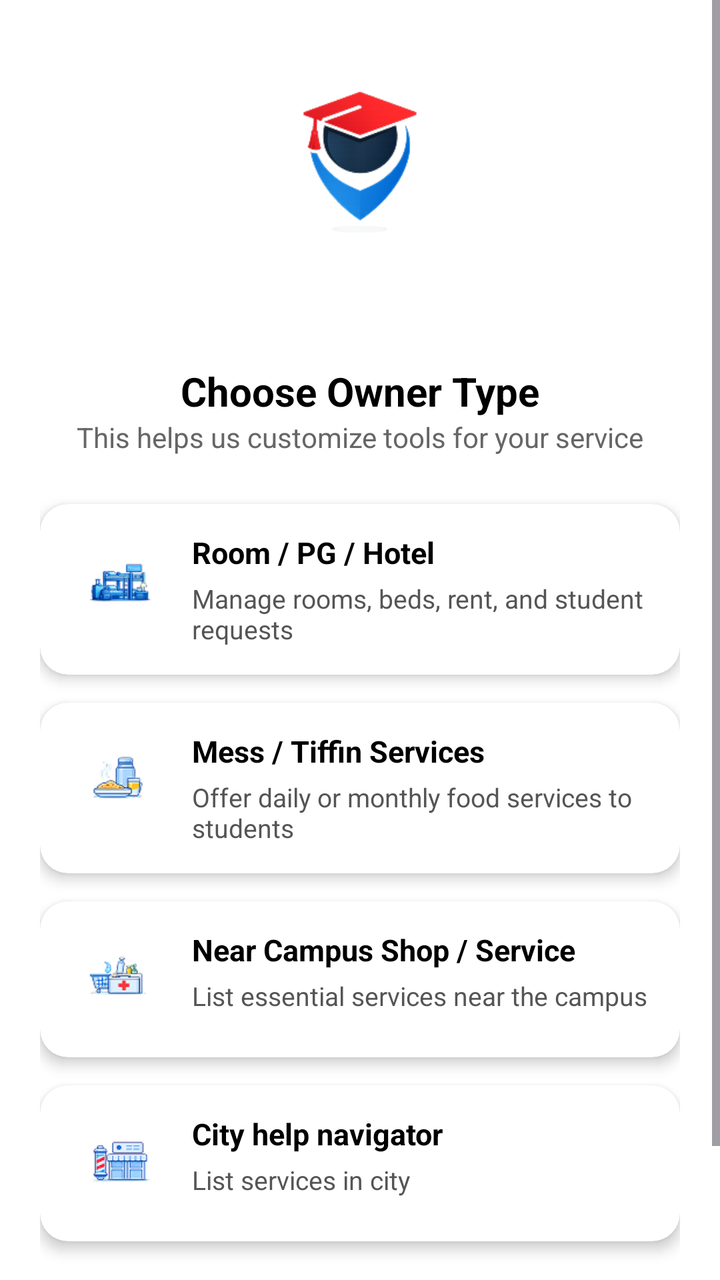
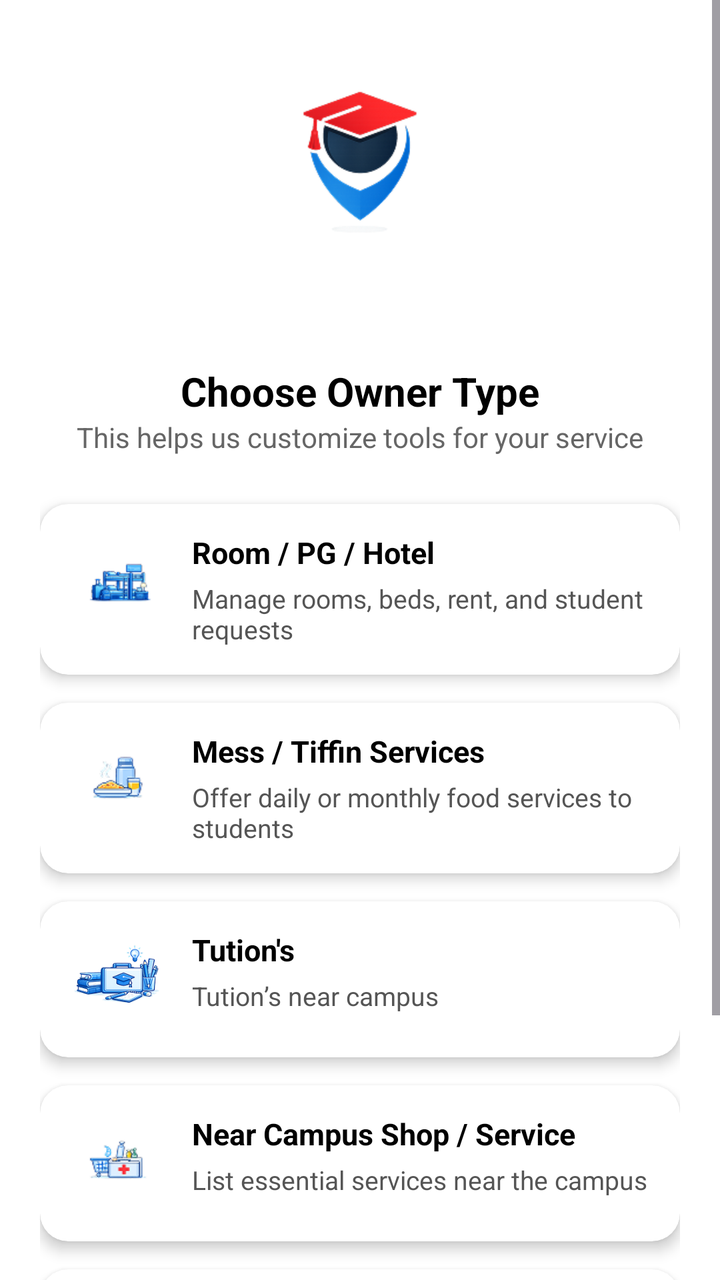

Screens rendered from an Android XML layout before and after an edit, with the pre-edit source and the edit as a unified diff.
<!-- AndroidManifest.xml: application theme Theme.CampusSaathi -->
<!-- res/layout/activity_choose_owner_type.xml -->
<?xml version="1.0" encoding="utf-8"?>
<ScrollView xmlns:android="http://schemas.android.com/apk/res/android"
    xmlns:app="http://schemas.android.com/apk/res-auto"
    android:layout_width="match_parent"
    android:layout_height="match_parent"
    android:background="#FFFFFF">

    <LinearLayout
        android:layout_width="match_parent"
        android:layout_height="wrap_content"
        android:orientation="vertical"
        android:padding="20dp">

        
        <ImageView
            android:layout_width="150dp"
            android:layout_height="150dp"
            android:layout_gravity="center"
            android:src="@drawable/campus_logo" />

        
        <TextView
            android:layout_width="wrap_content"
            android:layout_height="wrap_content"
            android:text="Choose Owner Type"
            android:textSize="20sp"
            android:textStyle="bold"
            android:textColor="#000000"
            android:layout_gravity="center"
            android:layout_marginTop="12dp" />

        
        <TextView
            android:layout_width="wrap_content"
            android:layout_height="wrap_content"
            android:text="This helps us customize tools for your service"
            android:textSize="14sp"
            android:textColor="#666666"
            android:layout_gravity="center"
            android:layout_marginBottom="24dp" />

        
        <androidx.cardview.widget.CardView
            android:layout_width="match_parent"
            android:layout_height="wrap_content"
            android:layout_marginBottom="14dp"
            app:cardCornerRadius="14dp"
            app:cardElevation="4dp"
            app:cardBackgroundColor="#FFFFFF">

            <LinearLayout
                android:layout_width="match_parent"
                android:layout_height="wrap_content"
                android:orientation="horizontal"
                android:padding="14dp">

                
                <ImageView
                    android:layout_width="50dp"
                    android:layout_height="50dp"
                    android:src="@drawable/ic_room"
                    android:contentDescription="Room icon" />

                
                <LinearLayout
                    android:layout_width="wrap_content"
                    android:layout_height="wrap_content"
                    android:layout_marginStart="12dp"
                    android:orientation="vertical">

                    <TextView
                        android:layout_width="wrap_content"
                        android:layout_height="wrap_content"
                        android:text="Room / PG / Hotel"
                        android:textSize="15sp"
                        android:textStyle="bold"
                        android:textColor="#000000" />

                    <TextView
                        android:layout_width="wrap_content"
                        android:layout_height="wrap_content"
                        android:text="Manage rooms, beds, rent, and student requests"
                        android:textSize="13sp"
                        android:textColor="#555555"
                        android:layout_marginTop="4dp" />

                </LinearLayout>
            </LinearLayout>
        </androidx.cardview.widget.CardView>

        
        <androidx.cardview.widget.CardView
            android:layout_width="match_parent"
            android:layout_height="wrap_content"
            android:layout_marginBottom="14dp"
            app:cardCornerRadius="14dp"
            app:cardElevation="4dp">

            <LinearLayout
                android:layout_width="match_parent"
                android:layout_height="wrap_content"
                android:orientation="horizontal"
                android:padding="14dp">

                
                <ImageView
                    android:layout_width="50dp"
                    android:layout_height="50dp"
                    android:src="@drawable/ic_mess"
                    android:contentDescription="Mess icon" />

                
                <LinearLayout
                    android:layout_width="wrap_content"
                    android:layout_height="wrap_content"
                    android:layout_marginStart="12dp"
                    android:orientation="vertical">

                    <TextView
                        android:layout_width="wrap_content"
                        android:layout_height="wrap_content"
                        android:text="Mess / Tiffin Services"
                        android:textSize="15sp"
                        android:textStyle="bold"
                        android:textColor="#000000" />

                    <TextView
                        android:layout_width="wrap_content"
                        android:layout_height="wrap_content"
                        android:text="Offer daily or monthly food services to students"
                        android:textSize="13sp"
                        android:textColor="#555555"
                        android:layout_marginTop="4dp" />

                </LinearLayout>
            </LinearLayout>
        </androidx.cardview.widget.CardView>

        
        <androidx.cardview.widget.CardView
            android:layout_width="match_parent"
            android:layout_height="wrap_content"
            android:layout_marginBottom="14dp"
            app:cardCornerRadius="14dp"
            app:cardElevation="4dp">

            <LinearLayout
                android:layout_width="match_parent"
                android:layout_height="wrap_content"
                android:orientation="horizontal"
                android:padding="14dp">

                
                <ImageView
                    android:layout_width="50dp"
                    android:layout_height="50dp"
                    android:src="@drawable/ic_shop"
                    android:contentDescription="Shop icon" />

                
                <LinearLayout
                    android:layout_width="wrap_content"
                    android:layout_height="wrap_content"
                    android:layout_marginStart="12dp"
                    android:orientation="vertical">

                    <TextView
                        android:layout_width="wrap_content"
                        android:layout_height="wrap_content"
                        android:text="Near Campus Shop / Service"
                        android:textSize="15sp"
                        android:textStyle="bold"
                        android:textColor="#000000" />

                    <TextView
                        android:layout_width="wrap_content"
                        android:layout_height="wrap_content"
                        android:text="List essential services near the campus"
                        android:textSize="13sp"
                        android:textColor="#555555"
                        android:layout_marginTop="4dp" />

                </LinearLayout>
            </LinearLayout>
        </androidx.cardview.widget.CardView>

        
        <androidx.cardview.widget.CardView
            android:layout_width="match_parent"
            android:layout_height="wrap_content"
            android:layout_marginBottom="24dp"
            app:cardCornerRadius="14dp"
            app:cardElevation="4dp">

            <LinearLayout
                android:layout_width="match_parent"
                android:layout_height="wrap_content"
                android:orientation="horizontal"
                android:padding="14dp">

                
                <ImageView
                    android:layout_width="50dp"
                    android:layout_height="50dp"
                    android:src="@drawable/ic_city"
                    android:contentDescription="City icon" />

                
                <LinearLayout
                    android:layout_width="wrap_content"
                    android:layout_height="wrap_content"
                    android:layout_marginStart="12dp"
                    android:orientation="vertical">

                    <TextView
                        android:layout_width="wrap_content"
                        android:layout_height="wrap_content"
                        android:text="City help navigator"
                        android:textSize="15sp"
                        android:textStyle="bold"
                        android:textColor="#000000" />

                    <TextView
                        android:layout_width="wrap_content"
                        android:layout_height="wrap_content"
                        android:text="List services in city"
                        android:textSize="13sp"
                        android:textColor="#555555"
                        android:layout_marginTop="4dp" />

                </LinearLayout>
            </LinearLayout>
        </androidx.cardview.widget.CardView>

        
        <Button
            android:layout_width="match_parent"
            android:layout_height="50dp"
            android:text="Continue"
            android:textAllCaps="false"
            android:textColor="#FFFFFF"
            android:backgroundTint="#2196F3" />

    </LinearLayout>
</ScrollView>
<!-- resources referenced by this layout -->
<resources>
  <!-- drawable campus_logo: png bitmap (drawable, 17785 bytes) -->
  <!-- drawable ic_city: png bitmap (drawable, 4199 bytes) -->
  <!-- drawable ic_mess: png bitmap (drawable, 3598 bytes) -->
  <!-- drawable ic_room: png bitmap (drawable, 4273 bytes) -->
  <!-- drawable ic_shop: png bitmap (drawable, 3595 bytes) -->
  <style name="Theme.CampusSaathi" parent="Base.Theme.CampusSaathi" />
  <style name="Base.Theme.CampusSaathi" parent="Theme.Material3.DayNight.NoActionBar">
          
          
      </style>
</resources>

<!-- the commit's change to res/layout/activity_choose_owner_type.xml (unified diff, before → after) -->
@@ -41,6 +41,7 @@
 
         
         <androidx.cardview.widget.CardView
+            android:id="@+id/cardRoomPg"
             android:layout_width="match_parent"
             android:layout_height="wrap_content"
             android:layout_marginBottom="14dp"
@@ -90,6 +91,7 @@
 
         
         <androidx.cardview.widget.CardView
+            android:id="@+id/cardMess"
             android:layout_width="match_parent"
             android:layout_height="wrap_content"
             android:layout_marginBottom="14dp"
@@ -138,6 +140,58 @@
 
         
         <androidx.cardview.widget.CardView
+            android:id="@+id/cardTution"
+            android:layout_width="match_parent"
+            android:layout_height="wrap_content"
+            android:layout_marginBottom="14dp"
+            app:cardCornerRadius="14dp"
+            app:cardElevation="4dp"
+            app:cardBackgroundColor="#FFFFFF">
+
+            <LinearLayout
+                android:layout_width="match_parent"
+                android:layout_height="wrap_content"
+                android:orientation="horizontal"
+                android:padding="14dp">
+
+                
+                <ImageView
+                    android:layout_width="50dp"
+                    android:layout_height="50dp"
+                    android:src="@drawable/ic_tution"
+                    android:contentDescription="Tution icon" />
+
+                
+                <LinearLayout
+                    android:layout_width="wrap_content"
+                    android:layout_height="wrap_content"
+                    android:layout_marginStart="12dp"
+                    android:orientation="vertical">
+
+                    <TextView
+                        android:layout_width="wrap_content"
+                        android:layout_height="wrap_content"
+                        android:text="Tution's"
+                        android:textSize="15sp"
+                        android:textStyle="bold"
+                        android:textColor="#000000" />
+
+                    <TextView
+                        android:layout_width="wrap_content"
+                        android:layout_height="wrap_content"
+                        android:text="Tution’s near campus"
+                        android:textSize="13sp"
+                        android:textColor="#555555"
+                        android:layout_marginTop="4dp" />
+
+                </LinearLayout>
+            </LinearLayout>
+        </androidx.cardview.widget.CardView>
+
+
+        
+        <androidx.cardview.widget.CardView
+            android:id="@+id/cardShop"
             android:layout_width="match_parent"
             android:layout_height="wrap_content"
             android:layout_marginBottom="14dp"
@@ -186,6 +240,7 @@
 
         
         <androidx.cardview.widget.CardView
+            android:id="@+id/cardCity"
             android:layout_width="match_parent"
             android:layout_height="wrap_content"
             android:layout_marginBottom="24dp"
@@ -234,6 +289,7 @@
 
         
         <Button
+            android:id="@+id/btnContinue"
             android:layout_width="match_parent"
             android:layout_height="50dp"
             android:text="Continue"
<!-- resource entries referenced after the edit -->
@@ -5,6 +5,7 @@
   <!-- drawable ic_mess: png bitmap (drawable, 3598 bytes) -->
   <!-- drawable ic_room: png bitmap (drawable, 4273 bytes) -->
   <!-- drawable ic_shop: png bitmap (drawable, 3595 bytes) -->
+  <!-- drawable ic_tution: png bitmap (drawable, 24247 bytes) -->
   <style name="Theme.CampusSaathi" parent="Base.Theme.CampusSaathi" />
   <style name="Base.Theme.CampusSaathi" parent="Theme.Material3.DayNight.NoActionBar">
           
